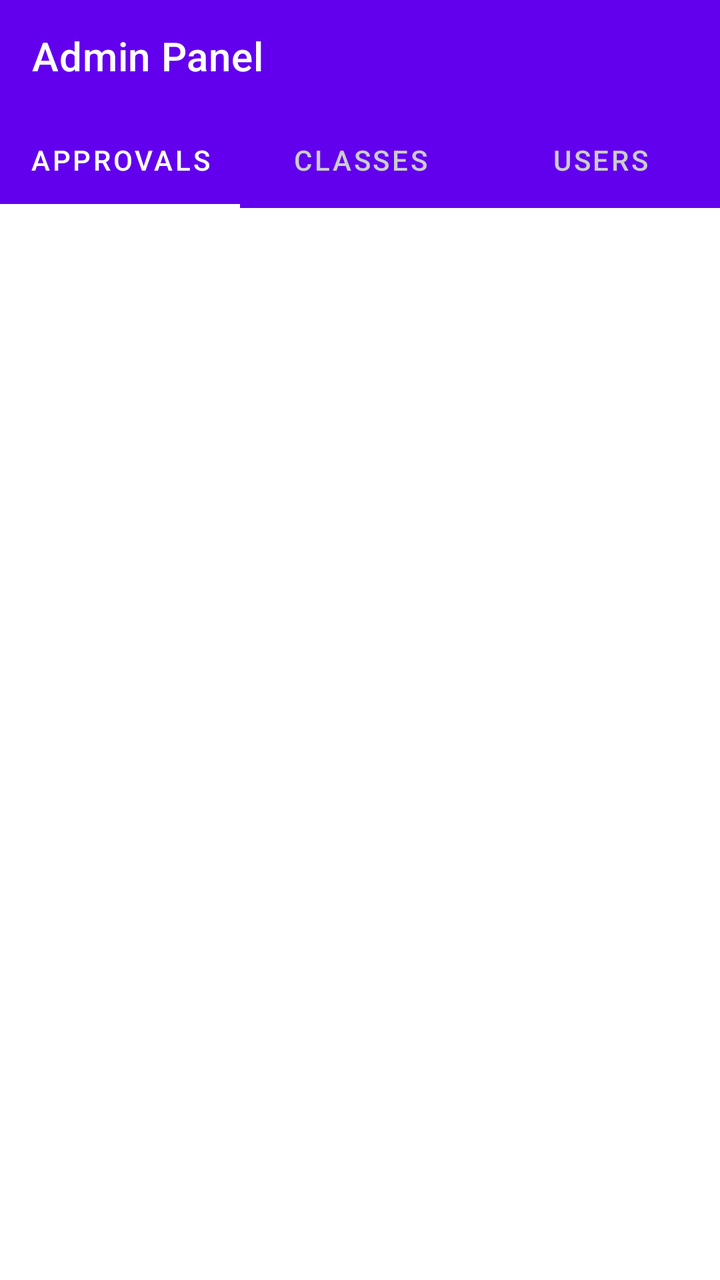
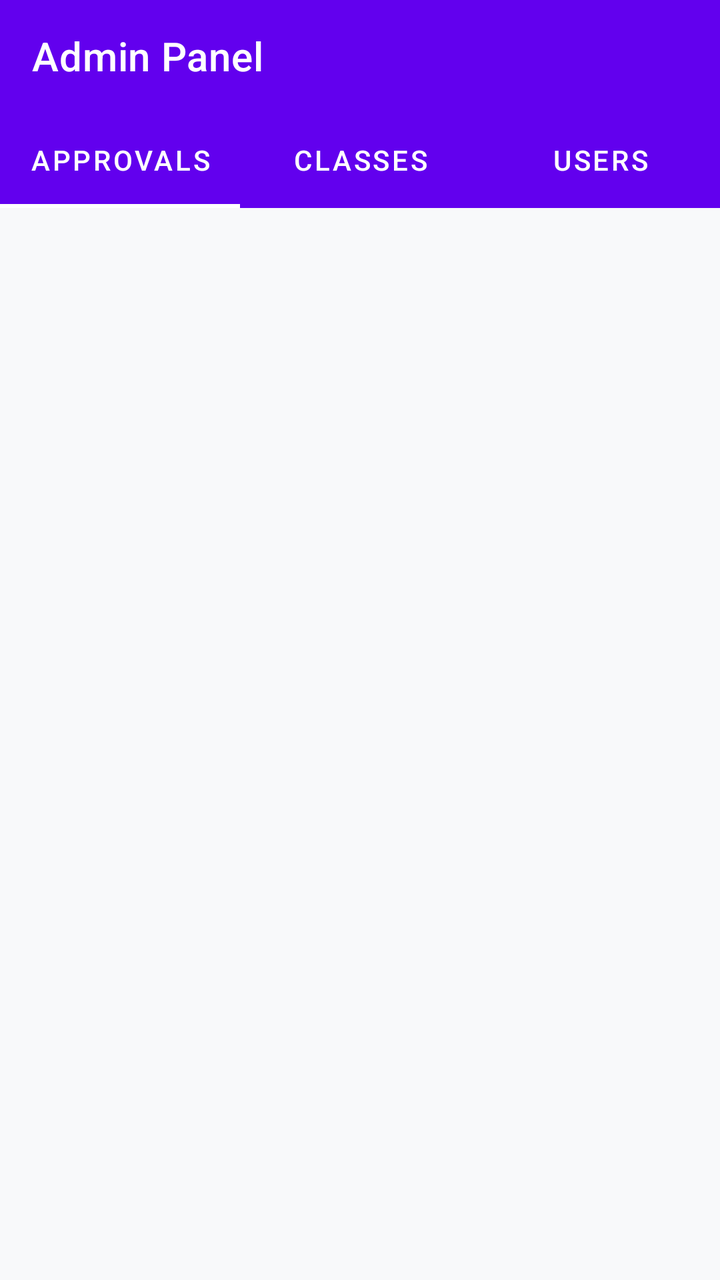

Before-and-after screenshots of an Android layout around one commit, followed by the original layout XML and the change that was made.
<!-- AndroidManifest.xml: activity theme AppTheme.NoActionBar -->
<!-- res/layout/activity_admin.xml -->
<?xml version="1.0" encoding="utf-8"?>
<LinearLayout xmlns:android="http://schemas.android.com/apk/res/android"
    xmlns:app="http://schemas.android.com/apk/res-auto"
    android:layout_width="match_parent"
    android:layout_height="match_parent"
    android:orientation="vertical">

    <com.google.android.material.appbar.AppBarLayout
        android:layout_width="match_parent"
        android:layout_height="wrap_content">

        <androidx.appcompat.widget.Toolbar
            android:id="@+id/adminToolbar"
            android:layout_width="match_parent"
            android:layout_height="?attr/actionBarSize"
            android:background="?attr/colorPrimary"
            app:title="Admin Panel"
            app:titleTextColor="#FFFFFF" />

        <com.google.android.material.tabs.TabLayout
            android:id="@+id/adminTabLayout"
            android:layout_width="match_parent"
            android:layout_height="wrap_content"
            android:background="?attr/colorPrimary"
            app:tabTextColor="#CCCCCC"
            app:tabSelectedTextColor="#FFFFFF"
            app:tabIndicatorColor="#FFFFFF">

            <com.google.android.material.tabs.TabItem
                android:layout_width="wrap_content"
                android:layout_height="wrap_content"
                android:text="Approvals" />

            <com.google.android.material.tabs.TabItem
                android:layout_width="wrap_content"
                android:layout_height="wrap_content"
                android:text="Classes" />

            <com.google.android.material.tabs.TabItem
                android:layout_width="wrap_content"
                android:layout_height="wrap_content"
                android:text="Users" />

        </com.google.android.material.tabs.TabLayout>

    </com.google.android.material.appbar.AppBarLayout>

    <androidx.viewpager2.widget.ViewPager2
        android:id="@+id/adminViewPager"
        android:layout_width="match_parent"
        android:layout_height="match_parent" />

</LinearLayout>
<!-- resources referenced by this layout -->
<resources>
  <style name="AppTheme.NoActionBar" parent="Theme.MaterialComponents.DayNight.NoActionBar">
          <item name="windowActionBar">false</item>
          <item name="windowNoTitle">true</item>
      </style>
</resources>

<!-- the commit's change to res/layout/activity_admin.xml (unified diff, before → after) -->
@@ -15,16 +15,16 @@
             android:layout_height="?attr/actionBarSize"
             android:background="?attr/colorPrimary"
             app:title="Admin Panel"
-            app:titleTextColor="#FFFFFF" />
+            app:titleTextColor="?attr/colorOnPrimary" />
 
         <com.google.android.material.tabs.TabLayout
             android:id="@+id/adminTabLayout"
             android:layout_width="match_parent"
             android:layout_height="wrap_content"
             android:background="?attr/colorPrimary"
-            app:tabTextColor="#CCCCCC"
-            app:tabSelectedTextColor="#FFFFFF"
-            app:tabIndicatorColor="#FFFFFF">
+            app:tabTextColor="?attr/colorOnPrimary"
+            app:tabSelectedTextColor="?attr/colorOnPrimary"
+            app:tabIndicatorColor="?attr/colorOnPrimary">
 
             <com.google.android.material.tabs.TabItem
                 android:layout_width="wrap_content"
<!-- resource entries referenced after the edit -->
@@ -3,6 +3,8 @@
   <style name="AppTheme.NoActionBar" parent="Theme.MaterialComponents.DayNight.NoActionBar">
           <item name="windowActionBar">false</item>
           <item name="windowNoTitle">true</item>
+          <item name="android:windowBackground">@color/background</item>
       </style>
+  <color name="background">#F8F9FA</color>
 </resources>
 
